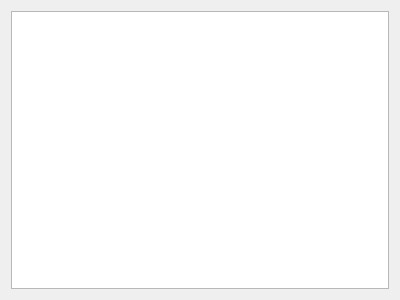
First picture: the form in src/notificationsview_base.ui, repository fagu/unidown, before the edit.
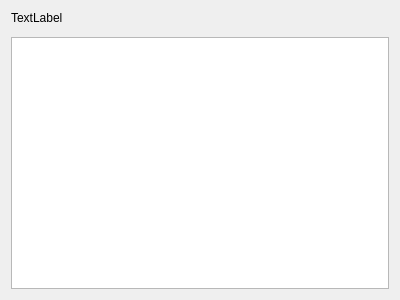
Second picture: the form after the edit.

Commit message: NotificationsView hinzugefügt

What changed in the file:
```diff
--- a/src/notificationsview_base.ui
+++ b/src/notificationsview_base.ui
@@ -15,7 +15,17 @@
   </property>
   <layout class="QVBoxLayout" name="verticalLayout">
    <item>
-    <widget class="QListView" name="listView"/>
+    <widget class="QLabel" name="question">
+     <property name="text">
+      <string>TextLabel</string>
+     </property>
+    </widget>
+   </item>
+   <item>
+    <widget class="QWidget" name="buttonwidget" native="true"/>
+   </item>
+   <item>
+    <widget class="QListView" name="list"/>
    </item>
   </layout>
  </widget>
```
Left out of the diff: 4 changed lines with no effect on the pictures. The commit also changes 7 other files.
